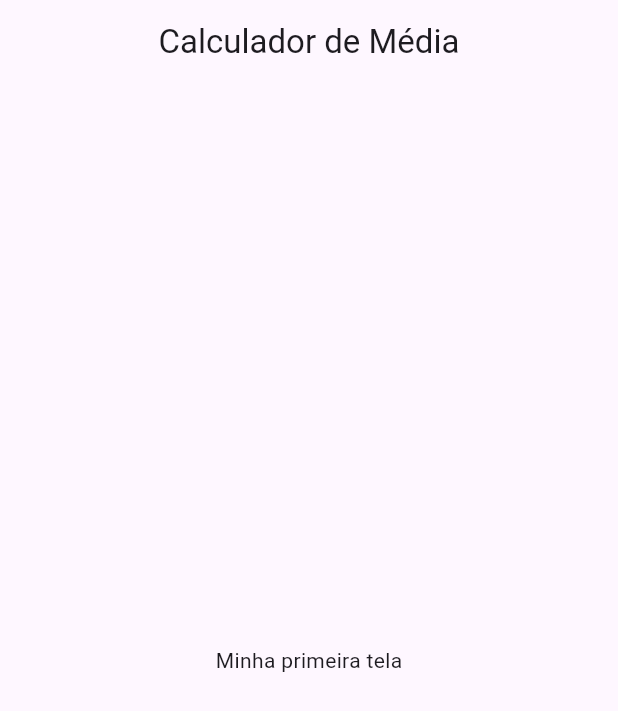
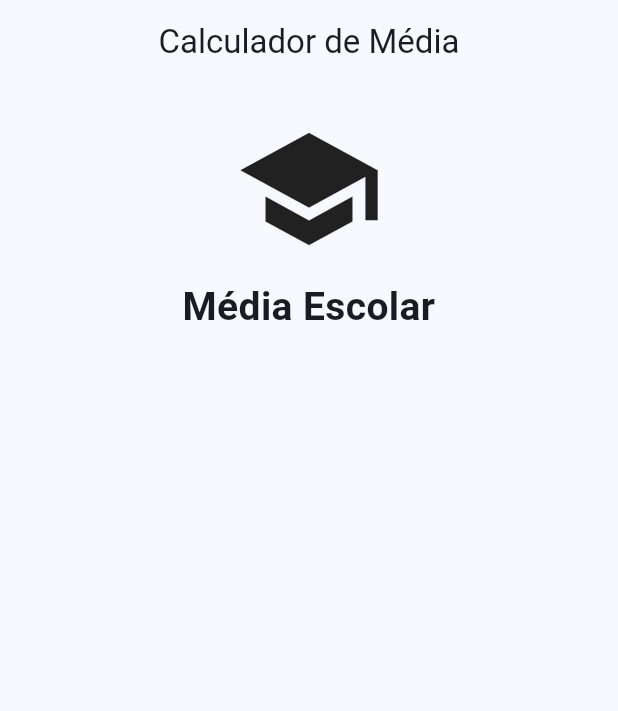
Before and after one commit to layono0/calculadora_media, a Flutter app: the screen it shows after launch, on a phone screen of 412 x 824 dp. Shown: the top 711 px of the screen. Run offline on Flutter 3.47's test engine with Material 3 defaults, Android fonts, the phone set to English and light mode, and no system bars.

Commit message:
Construção inicial do código Flutter

```diff
--- a/lib/main.dart
+++ b/lib/main.dart
@@ -7,12 +7,17 @@ void main() {
 class MainApp extends StatelessWidget {
   const MainApp({super.key});
 
-  @override
+ @override
   Widget build(BuildContext context) {
-    return const MaterialApp(
+    return MaterialApp(
       debugShowCheckedModeBanner: false,
+      title: 'Calculador de Média',
+      theme: ThemeData(
+        colorSchemeSeed: Colors.blue,
+        useMaterial3: true,
+      ),
       home: MediaEscolarPage(),
-      );
+    ); // MaterialApp
   }
 }
 
@@ -24,6 +29,16 @@ class MediaEscolarPage extends StatefulWidget{
 
 }
 class _MediaEscolarPageState extends State<MediaEscolarPage> {
+
+  final TextEditingController nomeController = TextEditingController();
+  final TextEditingController nota1Controller = TextEditingController();
+  final TextEditingController nota2Controller = TextEditingController();
+  final TextEditingController nota3Controller = TextEditingController();
+
+  String nomeAluno = '';
+  String situacao = '';
+  double media = 0;
+
   @override
   Widget build(BuildContext context){
     return Scaffold(
@@ -31,9 +46,29 @@ class _MediaEscolarPageState extends State<MediaEscolarPage> {
         title: const Text('Calculador de Média'),
         centerTitle: true,
       ),
-      body: const Center(
-        child: Text('Minha primeira tela'),
-      ),
+      body: SingleChildScrollView(
+        padding: const EdgeInsets.all(20),
+        child: Column(
+          crossAxisAlignment: CrossAxisAlignment.stretch,
+          children: [
+            const Icon(
+              Icons.school,
+              size: 100
+            ),
+            const SizedBox(height: 10),
+            const Text(
+              'Média Escolar',
+              textAlign: TextAlign.center,
+              style: TextStyle(
+                fontSize: 26,
+                fontWeight: FontWeight.bold
+              ),
+            )
+          ],
+        )
+
+      )
     );
+
   }
 }
```
